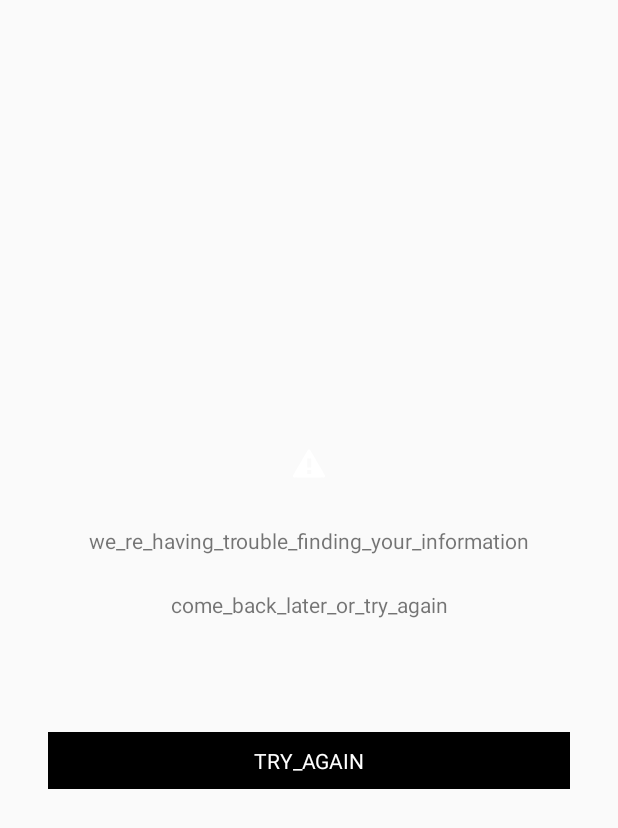
After one commit to msmele345/KSqaured, an Android app: the layout error_view.xml on its own in the app's theme, with its tools: preview values and no code run, on a phone screen of 412 x 824 dp. The commit adds this screen. Shown: the top 828 px of the screen. Run offline under Robolectric (Android 15) with nearby library versions, the phone set to English and light mode, and no system bars.

Commit message:
- Update model to fit with serverResponse - Add Retrofit and Okhttp - Add BaseDataSource to abstract request/response handling with data objects on network requests - Add error and progress bar views - Add network security config xml

```diff
--- a/app/src/main/AndroidManifest.xml
+++ b/app/src/main/AndroidManifest.xml
@@ -1,5 +1,6 @@
 <?xml version="1.0" encoding="utf-8"?>
 <manifest xmlns:android="http://schemas.android.com/apk/res/android"
+    xmlns:tools="http://schemas.android.com/tools"
     package="com.mitchmele.ksquared">
 
     <uses-permission android:name="android.permission.INTERNET" />
@@ -11,7 +12,10 @@
         android:label="@string/app_name"
         android:roundIcon="@mipmap/ic_launcher_round"
         android:supportsRtl="true"
-        android:theme="@style/AppTheme">
+        android:usesCleartextTraffic="true"
+        android:theme="@style/AppTheme"
+        android:networkSecurityConfig="@xml/network_security_config"
+        tools:ignore="GoogleAppIndexingWarning">
         <activity android:name=".MainActivity">
             <intent-filter>
                 <action android:name="android.intent.action.MAIN" />
--- a/app/src/main/java/com/mitchmele/ksquared/model/Algorithm.kt
+++ b/app/src/main/java/com/mitchmele/ksquared/model/Algorithm.kt
@@ -5,5 +5,6 @@ data class Algorithm(
     val codeSnippet: String = "",
     val categoryDescription: String = "",
     val difficultyLevel: Int? = null,
-    val categoryTags: List<String> = emptyList()
+    val categoryTags: String = "",
+    val solved: Boolean = false
 )
--- /dev/null
+++ b/app/src/main/res/layout/error_view.xml
@@ -0,0 +1,48 @@
+<?xml version="1.0" encoding="utf-8"?>
+<LinearLayout xmlns:android="http://schemas.android.com/apk/res/android"
+    android:id="@+id/default_error_view"
+    android:layout_width="match_parent"
+    android:layout_height="match_parent"
+    android:gravity="center"
+    android:orientation="vertical"
+    android:padding="16dp">
+
+    <ImageView
+        android:id="@+id/empty_image_view"
+        android:layout_width="wrap_content"
+        android:layout_height="wrap_content"
+        android:layout_gravity="center_horizontal"
+        android:paddingBottom="29dp"
+        android:src="@android:drawable/stat_notify_error"/>
+
+    <TextView
+        android:id="@+id/error_view_header_message"
+        android:layout_width="match_parent"
+        android:layout_height="wrap_content"
+        android:paddingBottom="23dp"
+        android:text="@string/we_re_having_trouble_finding_your_information"
+        android:textAlignment="center"/>
+
+    <TextView
+        android:id="@+id/error_view_body_message"
+        android:layout_width="match_parent"
+        android:layout_height="wrap_content"
+        android:paddingBottom="75dp"
+        android:text="@string/come_back_later_or_try_again"
+        android:textAlignment="center"/>
+
+    <TextView
+        android:id="@+id/error_retry_button"
+        android:layout_width="match_parent"
+        android:layout_height="wrap_content"
+        android:layout_marginLeft="16dp"
+        android:layout_marginRight="16dp"
+        android:background="@android:color/background_dark"
+        android:paddingTop="9dp"
+        android:paddingBottom="9dp"
+        android:text="@string/try_again"
+        android:textAlignment="center"
+        android:textAllCaps="true"
+        android:textColor="@android:color/white"
+        android:textSize="14sp"/>
+</LinearLayout>
--- a/app/src/main/res/layout/fragment_algo_list.xml
+++ b/app/src/main/res/layout/fragment_algo_list.xml
@@ -2,7 +2,13 @@
 <RelativeLayout xmlns:android="http://schemas.android.com/apk/res/android"
     android:layout_width="match_parent" android:layout_height="match_parent">
 
+    <include
+        layout="@layout/progress_spinner"
+        android:visibility="gone" />
 
+    <include
+        layout="@layout/error_view"
+        android:visibility="gone" />
 
     <androidx.recyclerview.widget.RecyclerView
         android:id="@+id/algo_recycler_view"
--- a/app/src/main/res/values/strings.xml
+++ b/app/src/main/res/values/strings.xml
@@ -2,4 +2,7 @@
     <string name="app_name">KSquared</string>
     <string name="algorithm_name">Algorithm Name:</string>
     <string name="the_code">The Code:</string>
+    <string name="we_re_having_trouble_finding_your_information">we_re_having_trouble_finding_your_information</string>
+    <string name="come_back_later_or_try_again">come_back_later_or_try_again</string>
+    <string name="try_again">try_again</string>
 </resources>
--- /dev/null
+++ b/app/src/main/res/xml/network_security_config.xml
@@ -0,0 +1,6 @@
+<?xml version="1.0" encoding="utf-8"?>
+<network-security-config>
+    <domain-config cleartextTrafficPermitted="true">
+        <domain includeSubdomains="true">10.0.2.2</domain>
+    </domain-config>
+</network-security-config>
```
Also changed, not shown: app/build.gradle (+34 -24 lines), app/src/main/java/com/mitchmele/ksquared/algo_store/AlgoStore.kt (+31 -57 lines), app/src/main/java/com/mitchmele/ksquared/base/BaseDataSource.kt (added, +23 -0 lines), app/src/main/java/com/mitchmele/ksquared/repository/network/AlgorithmApi.kt (+7 -2 lines), app/src/main/java/com/mitchmele/ksquared/repository/network/AlgorithmRepository.kt (+12 -9 lines), app/src/main/java/com/mitchmele/ksquared/repository/network/ApiFactory.kt (added, +52 -0 lines), app/src/main/java/com/mitchmele/ksquared/repository/network/RetrofitClient.kt (deleted, +0 -15 lines), app/src/main/java/com/mitchmele/ksquared/ui/AlgorithmListFragment.kt (+69 -31 lines), app/src/main/java/com/mitchmele/ksquared/ui/AlgorithmViewModel.kt (+22 -35 lines), app/src/main/res/drawable/ic_checkmark.xml (added, +54 -0 lines), app/src/main/res/layout/list_item_algorithm.xml (+6 -3 lines), app/src/main/res/layout/progress_spinner.xml (added, +17 -0 lines), app/src/main/res/values/styles.xml (+13 -0 lines).
